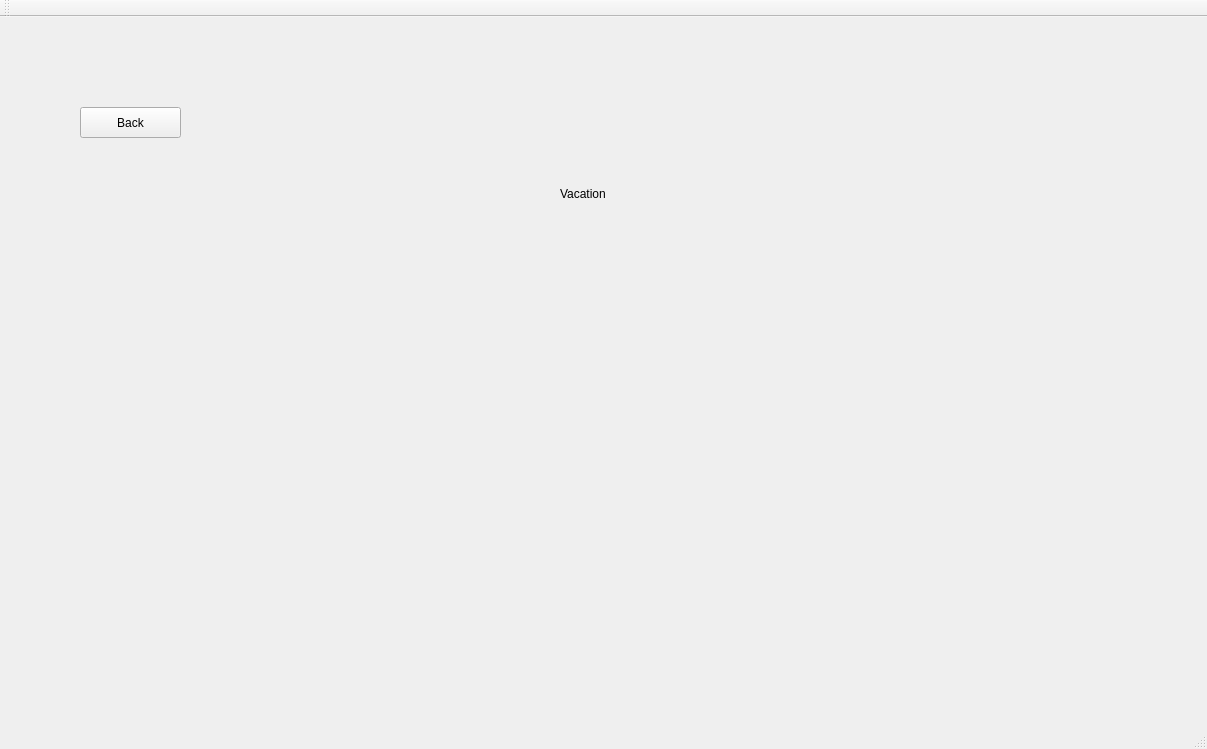
Qt form mlb/mainwindow.ui (seanRobC/ST6R-MLB) before a commit.
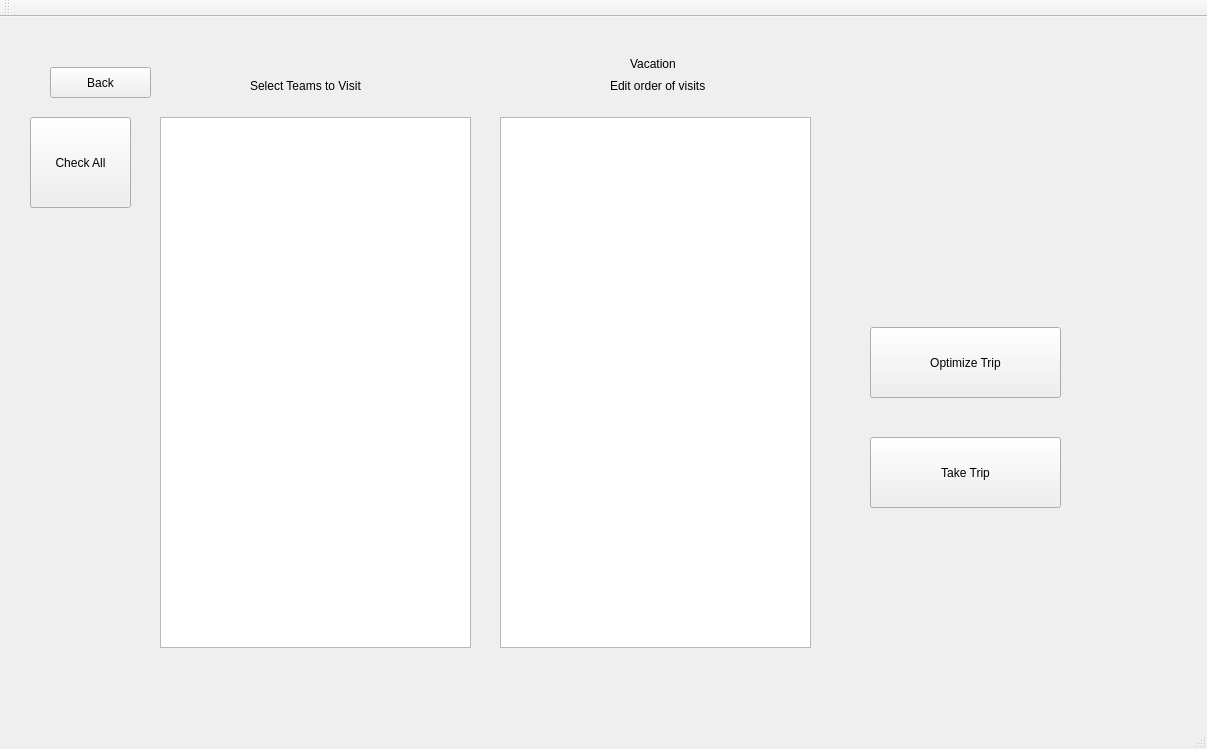
The same form after that commit. The open tabs and pages were chosen to show the change.

Commit message:
Trip Feature needs to be Done
Im at my limit

Patch:
```diff
--- a/mlb/mainwindow.ui
+++ b/mlb/mainwindow.ui
@@ -237,11 +237,34 @@
        </widget>
       </widget>
       <widget class="QWidget" name="vacation">
+       <widget class="QStackedWidget" name="vacationStackedWidget">
+        <property name="geometry">
+         <rect>
+          <x>0</x>
+          <y>10</y>
+          <width>1201</width>
+          <height>691</height>
+         </rect>
+        </property>
+        <widget class="QWidget" name="planning">
+         <widget class="QLabel" name="label_16">
+          <property name="geometry">
+           <rect>
+            <x>610</x>
+            <y>40</y>
+            <width>141</width>
+            <height>17</height>
+           </rect>
+          </property>
+          <property name="text">
+           <string>Edit order of visits</string>
+          </property>
+         </widget>
        <widget class="QPushButton" name="vacationBackButton">
         <property name="geometry">
          <rect>
-          <x>80</x>
-          <y>80</y>
+            <x>50</x>
+            <y>30</y>
           <width>101</width>
           <height>31</height>
          </rect>
@@ -250,11 +273,37 @@
          <string>Back</string>
         </property>
        </widget>
+         <widget class="QPushButton" name="takeTripButton">
+          <property name="geometry">
+           <rect>
+            <x>870</x>
+            <y>400</y>
+            <width>191</width>
+            <height>71</height>
+           </rect>
+          </property>
+          <property name="text">
+           <string>Take Trip</string>
+          </property>
+         </widget>
+         <widget class="QLabel" name="label_15">
+          <property name="geometry">
+           <rect>
+            <x>250</x>
+            <y>40</y>
+            <width>191</width>
+            <height>17</height>
+           </rect>
+          </property>
+          <property name="text">
+           <string>Select Teams to Visit</string>
+          </property>
+         </widget>
        <widget class="QLabel" name="label_7">
         <property name="geometry">
          <rect>
-          <x>560</x>
-          <y>160</y>
+            <x>630</x>
+            <y>20</y>
           <width>47</width>
           <height>13</height>
          </rect>
@@ -262,6 +311,56 @@
         <property name="text">
          <string>Vacation</string>
         </property>
+         </widget>
+         <widget class="QPushButton" name="optimizeTripButton">
+          <property name="geometry">
+           <rect>
+            <x>870</x>
+            <y>290</y>
+            <width>191</width>
+            <height>71</height>
+           </rect>
+          </property>
+          <property name="text">
+           <string>Optimize Trip</string>
+          </property>
+         </widget>
+         <widget class="QListWidget" name="selectTeamsListWidget">
+          <property name="geometry">
+           <rect>
+            <x>160</x>
+            <y>80</y>
+            <width>311</width>
+            <height>531</height>
+           </rect>
+          </property>
+         </widget>
+         <widget class="QListWidget" name="editTeamsListWidget">
+          <property name="geometry">
+           <rect>
+            <x>500</x>
+            <y>80</y>
+            <width>311</width>
+            <height>531</height>
+           </rect>
+          </property>
+         </widget>
+         <widget class="QPushButton" name="checkAllButton">
+          <property name="geometry">
+           <rect>
+            <x>30</x>
+            <y>80</y>
+            <width>101</width>
+            <height>91</height>
+           </rect>
+          </property>
+          <property name="text">
+           <string>Check All</string>
+          </property>
+         </widget>
+        </widget>
+        <widget class="QWidget" name="taking"/>
+        <widget class="QWidget" name="end"/>
        </widget>
       </widget>
       <widget class="QWidget" name="displayTeams">
```
Left out of the diff: 3 changed lines with no effect on the pictures. Lines whose indentation alone changed are shown as unchanged. The commit also changes 9 other files.
